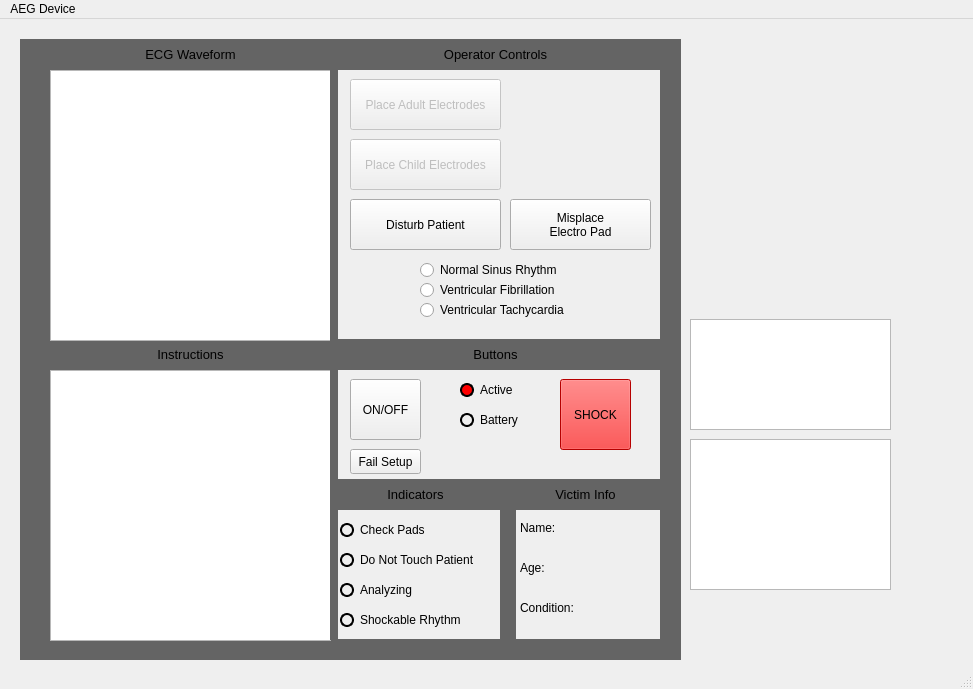
The window that COMP3004-FA/mainwindow.ui (ConnorG1067/COMP3004-FA) describes before a commit, drawn with Qt 5.
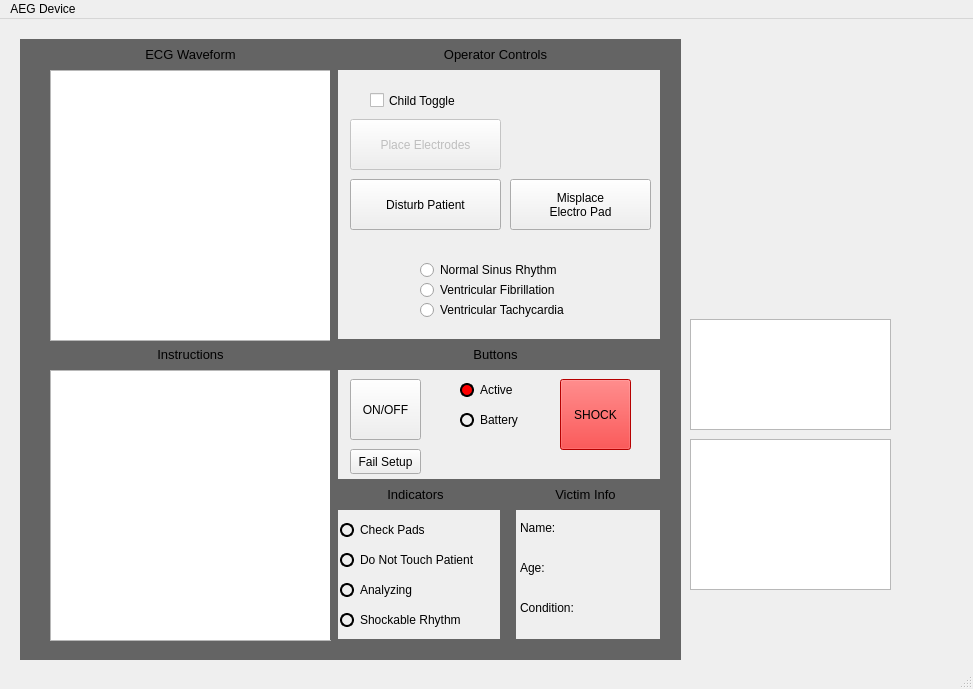
The same window after the commit.

Commit message: Changed electrode btn to toggle

The edit to the form file:
```diff
--- a/COMP3004-FA/mainwindow.ui
+++ b/COMP3004-FA/mainwindow.ui
@@ -127,13 +127,13 @@
     <property name="geometry">
      <rect>
       <x>350</x>
-      <y>60</y>
+      <y>100</y>
       <width>151</width>
       <height>51</height>
      </rect>
     </property>
     <property name="text">
-     <string>Place Adult Electrodes</string>
+     <string>Place Electrodes</string>
     </property>
    </widget>
    <widget class="QPushButton" name="onOffBtn">
@@ -284,22 +284,6 @@
      <string>Active</string>
     </property>
    </widget>
-   <widget class="QPushButton" name="placeChildElectrodes">
-    <property name="enabled">
-     <bool>false</bool>
-    </property>
-    <property name="geometry">
-     <rect>
-      <x>350</x>
-      <y>120</y>
-      <width>151</width>
-      <height>51</height>
-     </rect>
-    </property>
-    <property name="text">
-     <string>Place Child Electrodes</string>
-    </property>
-   </widget>
    <widget class="QRadioButton" name="shockableRhythm">
     <property name="geometry">
      <rect>
@@ -332,7 +316,7 @@
     <property name="geometry">
      <rect>
       <x>350</x>
-      <y>180</y>
+      <y>160</y>
       <width>151</width>
       <height>51</height>
      </rect>
@@ -640,7 +624,7 @@
     <property name="geometry">
      <rect>
       <x>510</x>
-      <y>180</y>
+      <y>160</y>
       <width>141</width>
       <height>51</height>
      </rect>
@@ -696,6 +680,19 @@
      </rect>
     </property>
    </widget>
+   <widget class="QCheckBox" name="childTogglePads">
+    <property name="geometry">
+     <rect>
+      <x>370</x>
+      <y>70</y>
+      <width>101</width>
+      <height>23</height>
+     </rect>
+    </property>
+    <property name="text">
+     <string>Child Toggle</string>
+    </property>
+   </widget>
   </widget>
   <widget class="QMenuBar" name="menubar">
    <property name="geometry">
```
Left out of the diff: 2 changed lines with no effect on the pictures. The commit also changes 11 other files.
